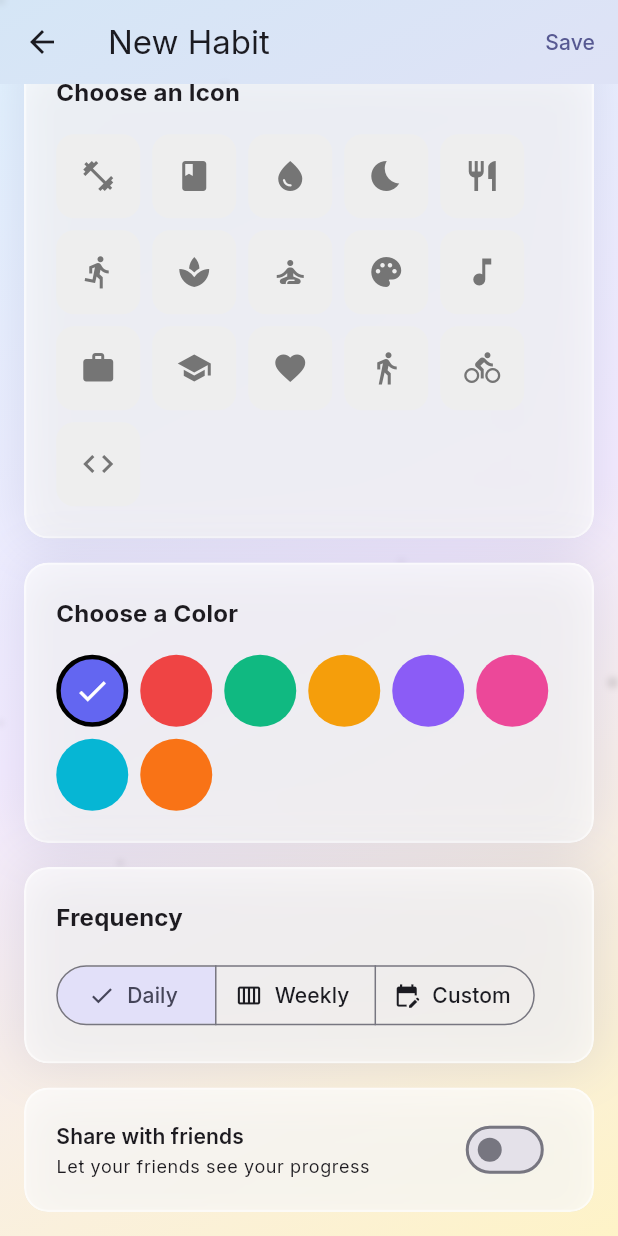
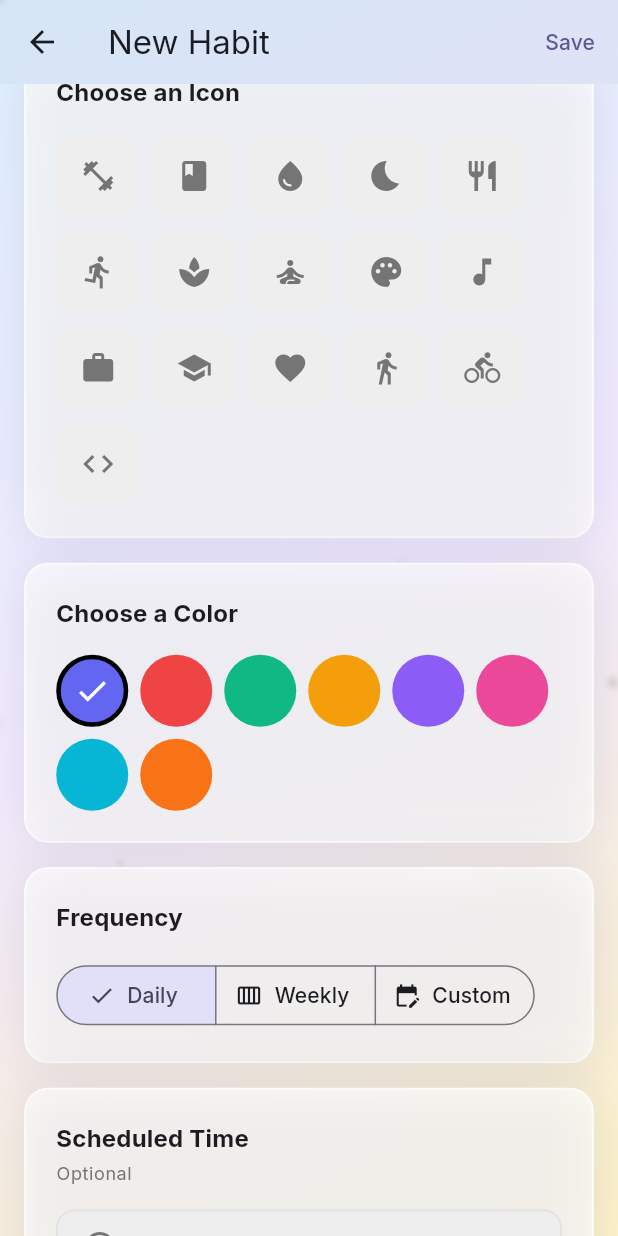
Before and after one commit to dekaos/my-habits, a Flutter app: the AddHabitScreen screen opened directly, scrolled down 274 dp, on a phone screen of 412 x 824 dp. Run offline on Flutter 3.47's test engine with Material 3 defaults, Android fonts, the phone set to English and light mode, and no system bars; our stand-ins replace audioplayers, confetti, fl_chart, flutter_riverpod, flutter_slidable, google_fonts and 4 more; accounts and stored records are empty; network calls fail; project files that could hold a hidden picture were left out.

Commit message:
Habit > Add schedule time field

```diff
--- a/lib/models/habit.dart
+++ b/lib/models/habit.dart
@@ -16,6 +16,8 @@ class Habit {
   final int targetCount; // Number of times to complete (e.g., daily goal)
   final DateTime createdAt;
   final bool isPublic; // Share with friends
+  final DateTime?
+      scheduledTime; // Optional time when habit should be done (hour and minute only)
   final List<String> accountabilityPartners; // User IDs
   int currentStreak;
   int longestStreak;
@@ -26,12 +28,15 @@ class Habit {
     required this.id,
     required this.userId,
     required this.title,
-    required this.color, required this.createdAt, this.description,
+    required this.color,
+    required this.createdAt,
+    this.description,
     this.icon,
     this.frequency = HabitFrequency.daily,
     this.customDays = const [],
     this.targetCount = 1,
     this.isPublic = false,
+    this.scheduledTime,
     this.accountabilityPartners = const [],
     this.currentStreak = 0,
     this.longestStreak = 0,
@@ -54,6 +59,9 @@ class Habit {
           ? DateTime.parse(map['created_at'])
           : DateTime.now(),
       isPublic: map['is_public'] ?? false,
+      scheduledTime: map['scheduled_time'] != null
+          ? DateTime.parse(map['scheduled_time'])
+          : null,
       accountabilityPartners:
           List<String>.from(map['accountability_partners'] ?? []),
       currentStreak: map['current_streak'] ?? 0,
@@ -78,6 +86,7 @@ class Habit {
       'target_count': targetCount,
       'created_at': createdAt.toIso8601String(),
       'is_public': isPublic,
+      'scheduled_time': scheduledTime?.toIso8601String(),
       'accountability_partners': accountabilityPartners,
       'current_streak': currentStreak,
       'longest_streak': longestStreak,
@@ -95,6 +104,7 @@ class Habit {
     List<int>? customDays,
     int? targetCount,
     bool? isPublic,
+    DateTime? scheduledTime,
     List<String>? accountabilityPartners,
     int? currentStreak,
     int? longestStreak,
@@ -113,6 +123,7 @@ class Habit {
       targetCount: targetCount ?? this.targetCount,
       createdAt: createdAt,
       isPublic: isPublic ?? this.isPublic,
+      scheduledTime: scheduledTime ?? this.scheduledTime,
       accountabilityPartners:
           accountabilityPartners ?? this.accountabilityPartners,
       currentStreak: currentStreak ?? this.currentStreak,
--- a/lib/screens/habits/add_habit_screen.dart
+++ b/lib/screens/habits/add_habit_screen.dart
@@ -26,6 +26,7 @@ class _AddHabitScreenState extends ConsumerState<AddHabitScreen> {
   String? _selectedIcon;
   bool _isPublic = false;
   final int _targetCount = 1;
+  TimeOfDay? _selectedTime;
 
   final List<String> _colorOptions = [
     '#6366F1', // Indigo
@@ -81,6 +82,19 @@ class _AddHabitScreenState extends ConsumerState<AddHabitScreen> {
       return;
     }
 
+    // Convert TimeOfDay to DateTime if selected
+    DateTime? scheduledTime;
+    if (_selectedTime != null) {
+      final now = DateTime.now();
+      scheduledTime = DateTime(
+        now.year,
+        now.month,
+        now.day,
+        _selectedTime!.hour,
+        _selectedTime!.minute,
+      );
+    }
+
     final habit = Habit(
       id: const Uuid().v4(),
       userId: authState.user!.id,
@@ -95,6 +109,7 @@ class _AddHabitScreenState extends ConsumerState<AddHabitScreen> {
       targetCount: _targetCount,
       createdAt: DateTime.now(),
       isPublic: _isPublic,
+      scheduledTime: scheduledTime,
     );
 
     await ref.read(habitProvider.notifier).addHabit(habit);
@@ -371,6 +386,123 @@ class _AddHabitScreenState extends ConsumerState<AddHabitScreen> {
 
                 const SizedBox(height: 16),
 
+                // Time picker
+                GlassCard(
+                  padding: const EdgeInsets.all(20),
+                  child: Column(
+                    crossAxisAlignment: CrossAxisAlignment.start,
+                    children: [
+                      Row(
+                        mainAxisAlignment: MainAxisAlignment.spaceBetween,
+                        children: [
+                          Column(
+                            crossAxisAlignment: CrossAxisAlignment.start,
+                            children: [
+                              Text(
+                                'Scheduled Time',
+                                style: Theme.of(context)
+                                    .textTheme
+                                    .titleMedium
+                                    ?.copyWith(
+                                      fontWeight: FontWeight.bold,
+                                    ),
+                              ),
+                              const SizedBox(height: 4),
+                              Text(
+                                'Optional',
+                                style: Theme.of(context)
+                                    .textTheme
+                                    .bodySmall
+                                    ?.copyWith(
+                                      color: Colors.grey.shade600,
+                                    ),
+                              ),
+                            ],
+                          ),
+                          if (_selectedTime != null)
+                            IconButton(
+                              icon: const Icon(Icons.clear),
+                              onPressed: () {
+                                setState(() {
+                                  _selectedTime = null;
+                                });
+                              },
+                              tooltip: 'Clear time',
+                            ),
+                        ],
+                      ),
+                      const SizedBox(height: 16),
+                      InkWell(
+                        onTap: () async {
+                          final TimeOfDay? picked = await showTimePicker(
+                            context: context,
+                            initialTime: _selectedTime ?? TimeOfDay.now(),
+                          );
+                          if (picked != null) {
+                            setState(() {
+                              _selectedTime = picked;
+                            });
+                          }
+                        },
+                        child: Container(
+                          padding: const EdgeInsets.symmetric(
+                            horizontal: 16,
+                            vertical: 12,
+                          ),
+                          decoration: BoxDecoration(
+                            color: Colors.grey.shade200,
+                            borderRadius: BorderRadius.circular(12),
+                            border: Border.all(
+                              color: _selectedTime != null
+                                  ? Theme.of(context).colorScheme.primary
+                                  : Colors.grey.shade300,
+                              width: _selectedTime != null ? 2 : 1,
+                            ),
+                          ),
+                          child: Row(
+                            mainAxisAlignment: MainAxisAlignment.spaceBetween,
+                            children: [
+                              Row(
+                                children: [
+                                  Icon(
+                                    Icons.access_time,
+                                    color: _selectedTime != null
+                                        ? Theme.of(context).colorScheme.primary
+                                        : Colors.grey.shade600,
+                                  ),
+                                  const SizedBox(width: 12),
+                                  Text(
+                                    _selectedTime != null
+                                        ? _selectedTime!.format(context)
+                                        : 'Select time',
+                                    style: TextStyle(
+                                      fontSize: 16,
+                                      fontWeight: _selectedTime != null
+                                          ? FontWeight.w600
+                                          : FontWeight.normal,
+                                      color: _selectedTime != null
+                                          ? Theme.of(context)
+                                              .colorScheme
+                                              .primary
+                                          : Colors.grey.shade700,
+                                    ),
+                                  ),
+                                ],
+                              ),
+                              Icon(
+                                Icons.arrow_drop_down,
+                                color: Colors.grey.shade600,
+                              ),
+                            ],
+                          ),
+                        ),
+                      ),
+                    ],
+                  ),
+                ),
+
+                const SizedBox(height: 16),
+
                 // Public toggle
                 GlassCard(
                   padding:
```
